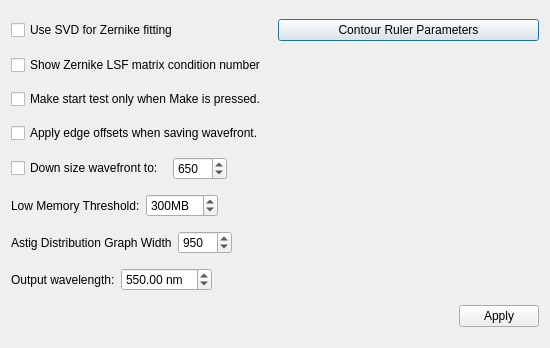
Qt form settingsgeneral2.ui (githubdoe/DFTFringe) before a commit.
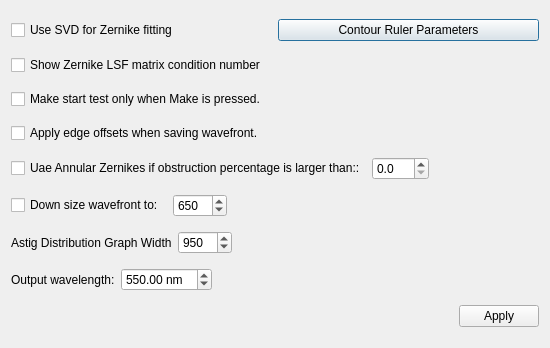
The same form after that commit.

What changed in the file:
```diff
--- a/settingsgeneral2.ui
+++ b/settingsgeneral2.ui
@@ -57,6 +57,40 @@
      </property>
     </widget>
    </item>
+   <item>
+    <layout class="QHBoxLayout" name="horizontalLayout_6">
+     <item>
+      <widget class="QCheckBox" name="useAnnular">
+       <property name="text">
+        <string>Uae Annular Zernikes if obstruction percentage is larger than::</string>
+       </property>
+      </widget>
+     </item>
+     <item>
+      <widget class="QDoubleSpinBox" name="percenObstruction">
+       <property name="decimals">
+        <number>1</number>
+       </property>
+       <property name="singleStep">
+        <double>10.000000000000000</double>
+       </property>
+      </widget>
+     </item>
+     <item>
+      <spacer name="horizontalSpacer_6">
+       <property name="orientation">
+        <enum>Qt::Horizontal</enum>
+       </property>
+       <property name="sizeHint" stdset="0">
+        <size>
+         <width>40</width>
+         <height>20</height>
+        </size>
+       </property>
+      </spacer>
+     </item>
+    </layout>
+   </item>
    <item>
     <layout class="QHBoxLayout" name="horizontalLayout">
      <item>
@@ -103,49 +137,6 @@
      </item>
     </layout>
    </item>
-   <item>
-    <layout class="QHBoxLayout" name="horizontalLayout_2">
-     <item>
-      <widget class="QLabel" name="label">
-       <property name="toolTip">
-        <string>&lt;html&gt;&lt;head/&gt;&lt;body&gt;&lt;p&gt;When processing interferograms or loading wavefronts warn the user if less than this amount of memory remains.&lt;/p&gt;&lt;/body&gt;&lt;/html&gt;</string>
-       </property>
-       <property name="text">
-        <string>Low Memory Threshold:</string>
-       </property>
-      </widget>
-     </item>
-     <item>
-      <widget class="QSpinBox" name="memThreshValue">
-       <property name="toolTip">
-        <string>&lt;html&gt;&lt;head/&gt;&lt;body&gt;&lt;p&gt;When processing interferograms or loading wavefronts warn the user if less than this amount of memory remains.&lt;/p&gt;&lt;/body&gt;&lt;/html&gt;</string>
-       </property>
-       <property name="suffix">
-        <string>MB</string>
-       </property>
-       <property name="maximum">
-        <number>1000</number>
-       </property>
-       <property name="value">
-        <number>300</number>
-       </property>
-      </widget>
-     </item>
-     <item>
-      <spacer name="horizontalSpacer_2">
-       <property name="orientation">
-        <enum>Qt::Horizontal</enum>
-       </property>
-       <property name="sizeHint" stdset="0">
-        <size>
-         <width>40</width>
-         <height>20</height>
-        </size>
-       </property>
-      </spacer>
-     </item>
-    </layout>
-   </item>
    <item>
     <layout class="QGridLayout" name="gridLayout">
      <item row="0" column="0">
```
